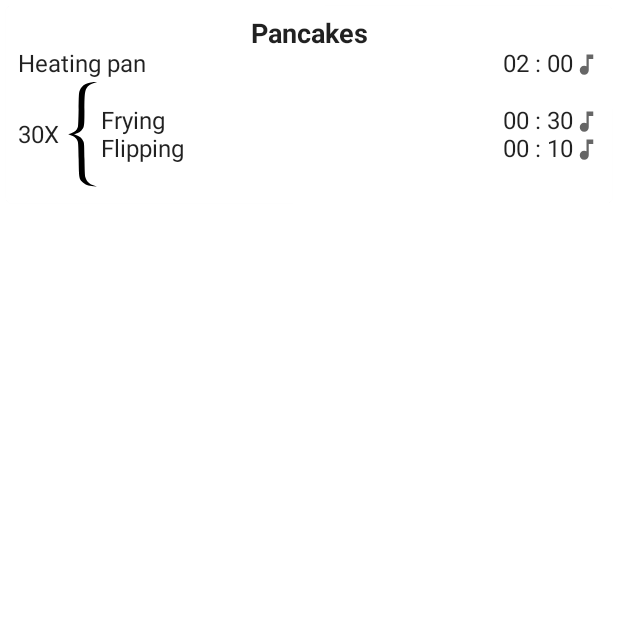
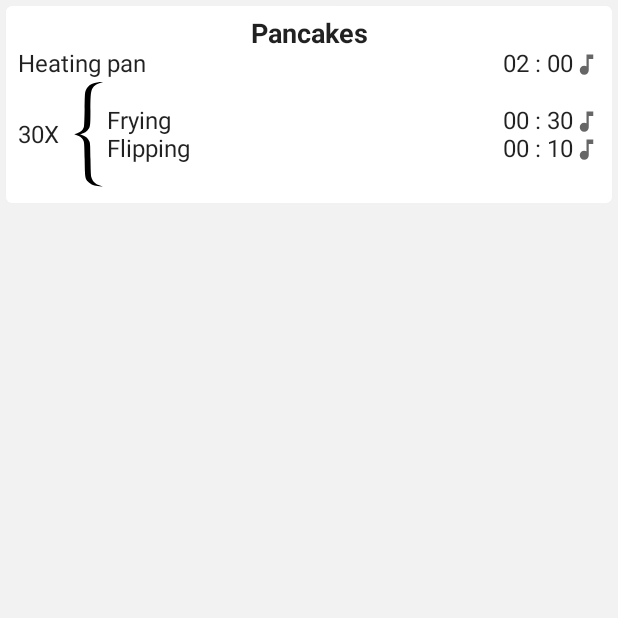
Before and after one commit to AndreiKlem/akTimer, an Android app built with Jetpack Compose: the composable ChartCard called with sample values from the repository, on a phone screen of 412 x 824 dp, the top half of it. Run offline under Robolectric (Android 15) with nearby library versions, the phone set to English and light mode, and no system bars; our stand-ins replace Room's generated code, livedata-compose.

Commit message:
Minor changes in saved screen UI

```diff
--- a/app/src/main/java/ru/aklem/aktimer/data/Chart.kt
+++ b/app/src/main/java/ru/aklem/aktimer/data/Chart.kt
@@ -18,5 +18,5 @@ data class Chart(
     @ColumnInfo(name = "header_rest") val headerRest: String = "Rest",
     @ColumnInfo(name = "rest_time") val restTime: Int = 0,
     @ColumnInfo(name = "play_rest_sound") val playRestSound: Boolean = true,
-    @ColumnInfo(name = "repetitions_amount") val repeat: Int = 0
+    @ColumnInfo(name = "repetitions_amount") val repeat: Int = 1
 )
--- a/app/src/main/java/ru/aklem/aktimer/misc/DatabaseTestData.kt
+++ b/app/src/main/java/ru/aklem/aktimer/misc/DatabaseTestData.kt
@@ -85,6 +85,19 @@ fun getTestCharts(): List<Chart> {
             repeat = 1
         ),
         Chart(
+            title = "One repetition no sound",
+            headerPreparation = "Preparing",
+            headerAction = "Acting",
+            headerRest = "Resting",
+            playPreparationSound = false,
+            playActionSound = false,
+            playRestSound = false,
+            preparationTime = 3,
+            actionTime = 3,
+            restTime = 3,
+            repeat = 1
+        ),
+        Chart(
             title = "No repetitions test",
             headerPreparation = "Preparing",
             headerAction = "Acting",
@@ -92,7 +105,7 @@ fun getTestCharts(): List<Chart> {
             preparationTime = 5,
             actionTime = 5,
             restTime = 5,
-            repeat = 0
+            repeat = 1
         ),
         Chart(
             title = "Two repetitions test",
--- a/app/src/main/java/ru/aklem/aktimer/screens/Saved.kt
+++ b/app/src/main/java/ru/aklem/aktimer/screens/Saved.kt
@@ -22,7 +22,7 @@ import androidx.compose.ui.res.painterResource
 import androidx.compose.ui.text.TextStyle
 import androidx.compose.ui.text.font.FontWeight
 import androidx.compose.ui.text.style.TextAlign
-import androidx.compose.ui.tooling.preview.Preview
+import androidx.compose.ui.text.style.TextOverflow
 import androidx.compose.ui.unit.dp
 import androidx.compose.ui.unit.sp
 import androidx.navigation.NavController
@@ -121,7 +121,12 @@ fun ChartCard(
             Text(
                 modifier = Modifier.align(Alignment.CenterHorizontally),
                 text = chart.title,
-                style = TextStyle(fontSize = 18.sp, fontWeight = FontWeight.Bold)
+                overflow = TextOverflow.Ellipsis,
+                maxLines = 1,
+                style = TextStyle(
+                    fontSize = 18.sp,
+                    fontWeight = FontWeight.Bold
+                )
             )
             if (chart.preparationTime > 0) {
                 GetPeriodDescription(
@@ -135,7 +140,7 @@ fun ChartCard(
                 verticalAlignment = Alignment.CenterVertically
             ) {
                 if (chart.repeat > 1) {
-                    Text(text = "${chart.repeat}X ")
+                    Text(modifier = Modifier.padding(end = 4.dp), text = "${chart.repeat}X ")
                     Image(
                         painter = painterResource(id = R.drawable.ic_curly_brace),
                         contentDescription = null,
@@ -163,28 +168,19 @@ fun ChartCard(
 
 @Composable
 fun GetPeriodDescription(header: String, time: Int, case: Boolean) {
-    Row(
-        modifier = Modifier.fillMaxWidth(),
-        horizontalArrangement = Arrangement.SpaceBetween
-    ) {
-        Text(text = header)
-        Row {
-            Text(text = getTimerText(time))
-            if (case) Image(
-                painter = painterResource(id = R.drawable.ic_note),
-                contentDescription = "With sound",
-                modifier = Modifier.align(Alignment.CenterVertically)
-            ) else Image(
-                painter = painterResource(id = R.drawable.ic_note),
-                contentDescription = null,
-                alpha = 0f,
-            )
-        }
+    Row(verticalAlignment = Alignment.CenterVertically) {
+        Text(
+            modifier = Modifier.weight(1f).padding(end = 4.dp),
+            text = header,
+            maxLines = 1,
+            overflow = TextOverflow.Ellipsis
+        )
+        Text(text = getTimerText(time))
+        Image(
+            painter = painterResource(id = R.drawable.ic_note),
+            alignment = Alignment.BottomCenter,
+            contentDescription = null,
+            alpha = if (case) 1f else 0f,
+        )
     }
 }
-
-@Preview
-@Composable
-fun GetPeriodDescriptionPreview() {
-    GetPeriodDescription(header = "Header", time = 150, case = true)
-}
--- a/app/src/main/java/ru/aklem/aktimer/ui/theme/Color.kt
+++ b/app/src/main/java/ru/aklem/aktimer/ui/theme/Color.kt
@@ -7,3 +7,5 @@ val Purple500 = Color(0xFF6200EE)
 val Purple700 = Color(0xFF3700B3)
 val Teal200 = Color(0xFF03DAC5)
 val setsBackground = Color(0xFF4FC3F7)
+
+val Gray = Color(0xFFF2F2F2)
--- a/app/src/main/java/ru/aklem/aktimer/ui/theme/Theme.kt
+++ b/app/src/main/java/ru/aklem/aktimer/ui/theme/Theme.kt
@@ -15,10 +15,10 @@ private val DarkColorPalette = darkColors(
 private val LightColorPalette = lightColors(
     primary = Purple500,
     primaryVariant = Purple700,
-    secondary = Teal200
+    secondary = Teal200,
+    background = Gray
 
     /* Other default colors to override
-    background = Color.White,
     surface = Color.White,
     onPrimary = Color.White,
     onSecondary = Color.Black,
--- a/app/src/main/java/ru/aklem/aktimer/viewmodel/ChartViewModel.kt
+++ b/app/src/main/java/ru/aklem/aktimer/viewmodel/ChartViewModel.kt
@@ -111,7 +111,7 @@ class ChartViewModel(application: Application) : AndroidViewModel(application) {
                 playPreparationSound = _playPreparationSound.value,
                 playActionSound = _playActionSound.value,
                 playRestSound = _playRestSound.value,
-                repeat = repeat.value
+                repeat = if (repeat.value > 1) repeat.value else 1
             ))
         }
     }
--- a/app/src/main/java/ru/aklem/aktimer/viewmodel/TimerViewModel.kt
+++ b/app/src/main/java/ru/aklem/aktimer/viewmodel/TimerViewModel.kt
@@ -107,7 +107,7 @@ class TimerViewModel(application: Application) : AndroidViewModel(application) {
                 )
             )
         }
-        for (i in 0..(chart.repeat)) {
+        for (i in 0 until(chart.repeat)) {
             _periods.add(
                 Period(
                     name = chart.headerAction,
```
Also changed, not shown: app/src/main/java/ru/aklem/aktimer/screens/Timer.kt (+9 -3 lines).
